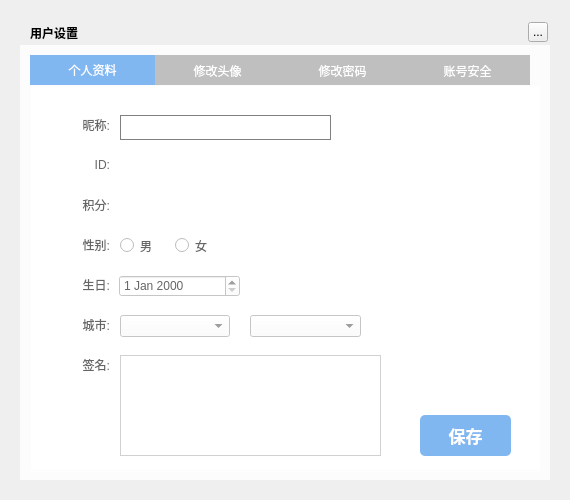
Above: TTKCore/musicUi/musicUsermanager/musicuserrecordwidget.ui from Greedysky/TTKMusicPlayer before the change. Below: the same form after it.
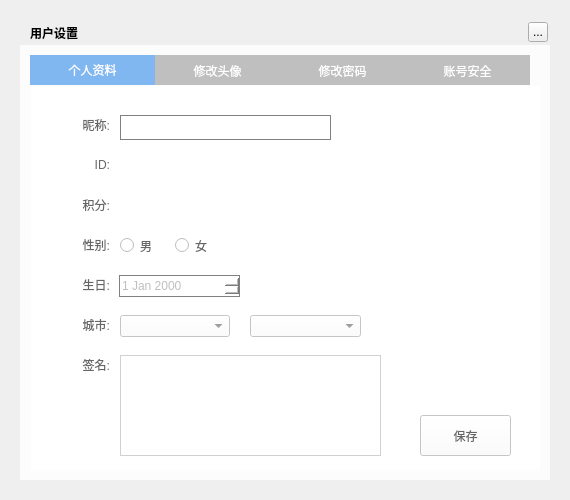
That is the form after the change. Icons and pictures are not drawn. Custom widgets are drawn as their Qt base class.

Commit message: opmtized user record widget ui[300148]

Patch:
```diff
--- a/TTKCore/musicUi/musicUsermanager/musicuserrecordwidget.ui
+++ b/TTKCore/musicUi/musicUsermanager/musicuserrecordwidget.ui
@@ -261,9 +261,6 @@
       <property name="cursor">
        <cursorShape>PointingHandCursor</cursorShape>
       </property>
-      <property name="styleSheet">
-       <string notr="true">QPushButton{border-radius:5px;background-color:#80B7F1;color:white;font-size:17px;font-weight:bold;}</string>
-      </property>
       <property name="text">
        <string>保存</string>
       </property>
@@ -316,6 +313,9 @@
         <height>22</height>
        </rect>
       </property>
+      <property name="styleSheet">
+       <string notr="true">QDateEdit{font-size:12px;color:#BFBFBF; font-weight:normal;border: 1px solid gray;}QDateEdit::hover{ border: 1px solid #AAAAFF;}</string>
+      </property>
      </widget>
      <widget class="QComboBox" name="cityComboBox_F">
       <property name="geometry">
```
Left out of the diff: 8 changed lines with no effect on the pictures. The commit also changes 1 other file.
